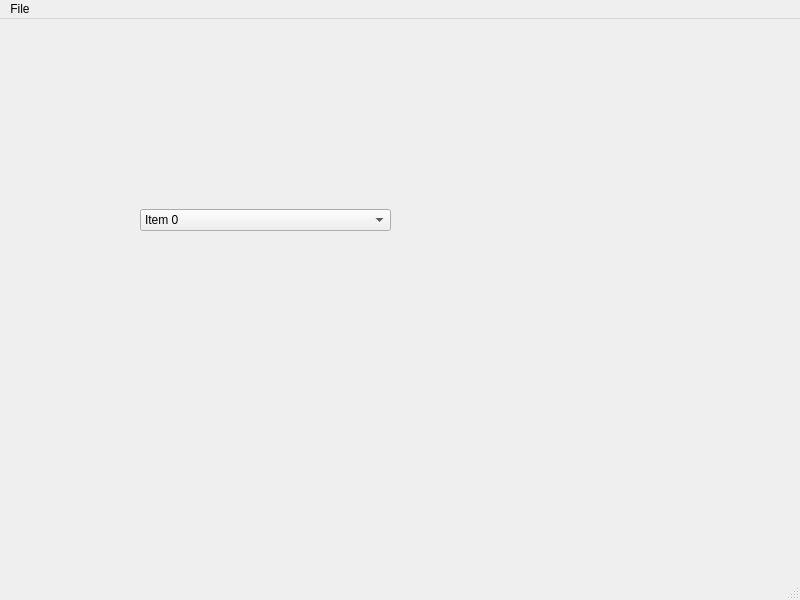
Above: src/mainwindow.ui from cacttus/MonoTK before the change. Below: the same form after it.
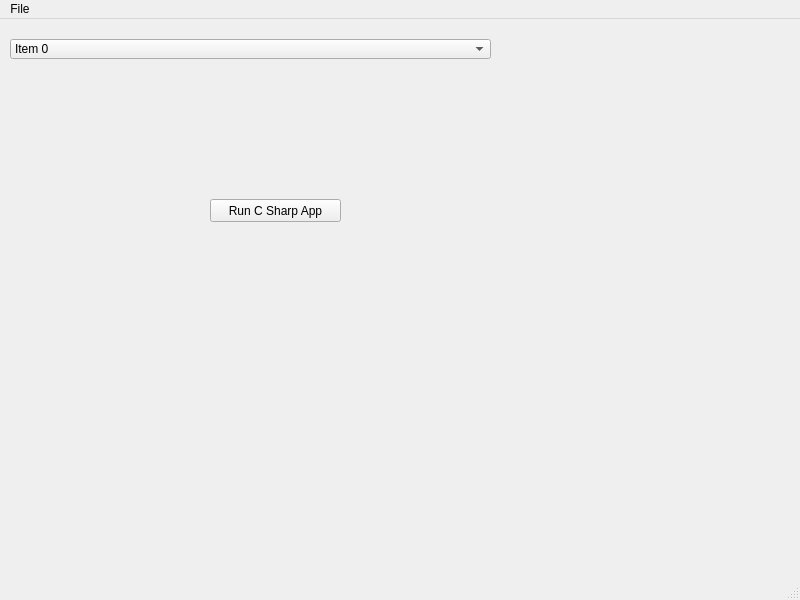
That is the form after the change.

Patch:
```diff
--- a/src/mainwindow.ui
+++ b/src/mainwindow.ui
@@ -17,10 +17,10 @@
    <widget class="QComboBox" name="comboBox">
     <property name="geometry">
      <rect>
-      <x>140</x>
-      <y>190</y>
-      <width>251</width>
-      <height>22</height>
+      <x>10</x>
+      <y>20</y>
+      <width>481</width>
+      <height>20</height>
      </rect>
     </property>
     <property name="editable">
@@ -42,6 +42,19 @@
      </property>
     </item>
    </widget>
+   <widget class="QPushButton" name="pushButton">
+    <property name="geometry">
+     <rect>
+      <x>210</x>
+      <y>180</y>
+      <width>131</width>
+      <height>23</height>
+     </rect>
+    </property>
+    <property name="text">
+     <string>Run C Sharp App</string>
+    </property>
+   </widget>
   </widget>
   <widget class="QMenuBar" name="menubar">
    <property name="geometry">
```
